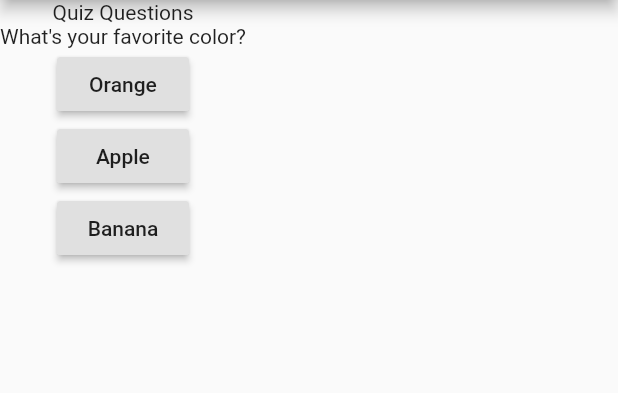
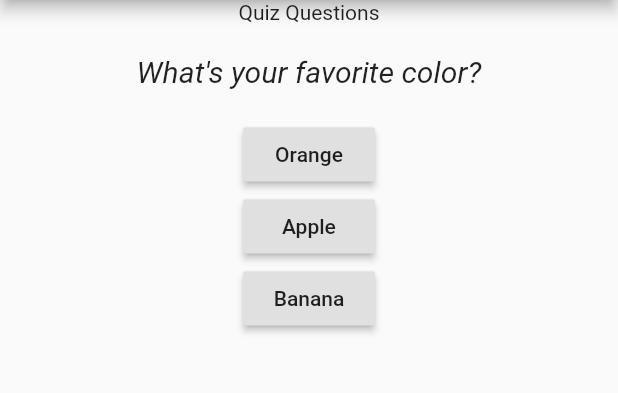
Before and after one commit to jenipharachel/Flutter_guide, a Flutter app: the screen it shows after launch, after a tap on "Orange", on a phone screen of 412 x 824 dp, the part 84-477 px from its top. Run offline on Flutter 3.47's test engine with Material 2 defaults, Android fonts, the phone set to English and light mode, and no system bars.

Commit message:
centered the layout and code split into diff files for readability

```diff
--- a/flutter_practise_app/lib/main.dart
+++ b/flutter_practise_app/lib/main.dart
@@ -1,4 +1,5 @@
 import 'package:flutter/material.dart';
+import './question.dart';
 
 void main() {
   runApp(MyApp());
@@ -8,17 +9,17 @@ class MyApp extends StatefulWidget {
   @override
   State<StatefulWidget> createState() {
     // TODO: implement createState
-    return MyAppState();
+    return _MyAppState();
   }
 }
 
-class MyAppState extends State<MyApp> {
-  var questionIndex = 0;
+class _MyAppState extends State<MyApp> {
+  var _questionIndex = 0;
   void printAnswer() {
     setState(() {
-      questionIndex += 1;
+      _questionIndex += 1;
     });
-    print(questionIndex);
+    print(_questionIndex);
   }
 
   @override /* overrides the build method in Stateless Widget with our custom Widget */
@@ -35,8 +36,13 @@ class MyAppState extends State<MyApp> {
       ),
       body: Column(
         children: [
-          Text('Quiz Questions'),
-          Text(questions[questionIndex]),
+          Text(
+            'Quiz Questions',
+            textAlign: TextAlign.center,
+          ),
+          Question(
+            questions[_questionIndex],
+          ),
           RaisedButton(
             child: Text("Orange"),
             onPressed: printAnswer,
--- /dev/null
+++ b/flutter_practise_app/lib/question.dart
@@ -0,0 +1,23 @@
+import 'dart:ui';
+
+import 'package:flutter/material.dart';
+
+class Question extends StatelessWidget {
+  final String questionText;
+  //final will denote that the variable questionText of type String will not change after it's creation
+  Question(this.questionText);
+  // Question() {
+  //   this.questionText = questionText;
+  // }
+  @override
+  Widget build(BuildContext context) {
+    return Container(
+        width: double.infinity,
+        margin: EdgeInsets.fromLTRB(10, 20, 10, 20),
+        child: Text(
+          questionText,
+          style: TextStyle(fontSize: 20, fontStyle: FontStyle.italic),
+          textAlign: TextAlign.center,
+        ));
+  }
+}
```
